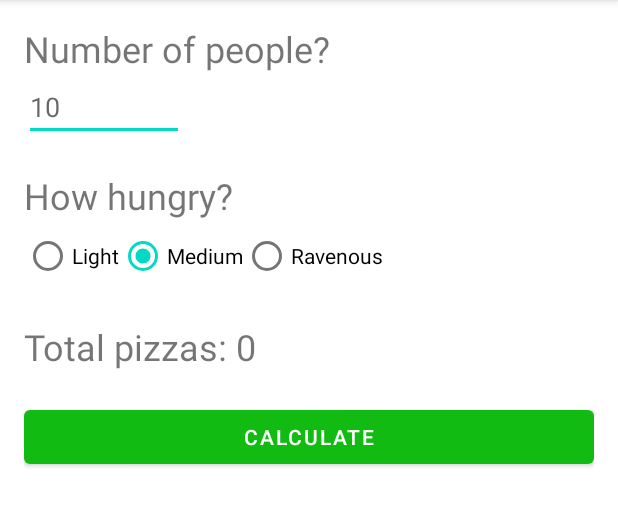
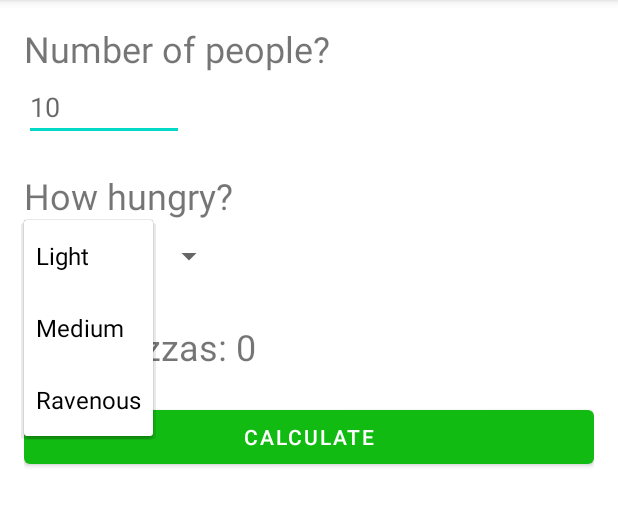
Before and after one commit to SuhasSDSU/CS-646-Assignment-1, an Android app: the screen it shows after launch (MainActivity), after a tap on "CALCULATE", on a phone screen of 412 x 824 dp, the part 84-611 px from its top. Run offline under Robolectric (Android 15) with nearby library versions, the phone set to English and light mode, and no system bars.

Commit message:
feat 	used spinner instead of radio buttons

```diff
--- a/app/src/main/java/com/example/pizzaparty/MainActivity.kt
+++ b/app/src/main/java/com/example/pizzaparty/MainActivity.kt
@@ -3,10 +3,8 @@ package com.example.pizzaparty
 import androidx.appcompat.app.AppCompatActivity
 import android.os.Bundle
 import android.view.View
-import android.widget.EditText
-import android.widget.TextView
-import android.widget.RadioGroup
 import android.util.Log
+import android.widget.*
 
 const val TAG = "MainActivity"
 
@@ -14,7 +12,7 @@ class MainActivity : AppCompatActivity() {
 
     private lateinit var numAttendEditText: EditText
     private lateinit var numPizzasTextView: TextView
-    private lateinit var howHungryRadioGroup: RadioGroup
+    private lateinit var howHungrySpinner: Spinner
 
     override fun onCreate(savedInstanceState: Bundle?) {
         super.onCreate(savedInstanceState)
@@ -22,7 +20,7 @@ class MainActivity : AppCompatActivity() {
         Log.d(TAG,"On create Invoked")
         numAttendEditText = findViewById(R.id.num_attend_edit_text)
         numPizzasTextView = findViewById(R.id.num_pizzas_text_view)
-        howHungryRadioGroup = findViewById(R.id.hungry_radio_group)
+        howHungrySpinner = findViewById(R.id.hungry_spinner)
     }
 
     fun calculateClick(view: View) {
@@ -32,19 +30,36 @@ class MainActivity : AppCompatActivity() {
         // Convert the text into an integer
         val numAttend = numAttendStr.toIntOrNull() ?: 0
 
-        // Get hunger level selection
-        val hungerLevel = when (howHungryRadioGroup.getCheckedRadioButtonId()) {
-            R.id.light_radio_button -> PizzaCalculator.HungerLevel.LIGHT
-            R.id.medium_radio_button -> PizzaCalculator.HungerLevel.MEDIUM
-            else -> PizzaCalculator.HungerLevel.RAVENOUS
+        val spinner = findViewById<Spinner>(R.id.hungry_spinner)
+        val adapter = ArrayAdapter.createFromResource(
+            this, R.array.hungry_array, android.R.layout.simple_spinner_dropdown_item)
+
+        adapter.setDropDownViewResource(android.R.layout.simple_spinner_dropdown_item)
+        spinner.adapter = adapter;
+
+        spinner.onItemSelectedListener = object : AdapterView.OnItemSelectedListener {
+            override fun onItemSelected(parent: AdapterView<*>?, view: View?, position: Int, id: Long) {
+                val item = parent?.getItemAtPosition(position) as String
+                Toast.makeText(this@MainActivity, item, Toast.LENGTH_SHORT).show()
+            }
+
+            override fun onNothingSelected(parent: AdapterView<*>?) {}
         }
 
+        // Get hunger level selection
+         val hungerLevel = when (howHungrySpinner.getSelectedItemPosition()) {
+            R.id.hungry_spinner -> PizzaCalculator.HungerLevel.LIGHT
+            R.id.hungry_spinner -> PizzaCalculator.HungerLevel.MEDIUM
+            else -> PizzaCalculator.HungerLevel.RAVENOUS
+         };
+
         // Get the number of pizzas needed
-        val calc = PizzaCalculator(numAttend, hungerLevel)
-        val totalPizzas = calc.totalPizzas
+         val calc = PizzaCalculator(numAttend, hungerLevel)
+         val totalPizzas = calc.totalPizzas
 
-        // Place totalPizzas into the string resource and display
-        val totalText = getString(R.string.total_pizzas, totalPizzas)
-        numPizzasTextView.setText(totalText)
+//         Place totalPizzas into the string resource and display
+         val totalText = getString(R.string.total_pizzas, totalPizzas)
+
+         numPizzasTextView.setText(totalText)
     }
 }
--- a/app/src/main/res/layout/activity_main.xml
+++ b/app/src/main/res/layout/activity_main.xml
@@ -38,30 +38,12 @@
             android:layout_marginTop="20dp"
             android:text="@string/how_hungry"
             android:textSize="24sp"
-            android:labelFor="@id/hungry_radio_group" />
+            android:labelFor="@id/hungry_spinner" />
 
-        <RadioGroup
-            android:id="@+id/hungry_radio_group"
-            android:layout_width="fill_parent"
-            android:layout_height="wrap_content"
-            android:orientation="horizontal">
-            <RadioButton
-                android:id="@+id/light_radio_button"
-                android:text="@string/light"
-                android:layout_width="wrap_content"
-                android:layout_height="wrap_content" />
-            <RadioButton
-                android:id="@+id/medium_radio_button"
-                android:text="@string/medium"
-                android:layout_width="wrap_content"
-                android:layout_height="wrap_content"
-                android:checked="true" />
-            <RadioButton
-                android:id="@+id/ravenous_radio_button"
-                android:text="@string/ravenous"
-                android:layout_width="wrap_content"
-                android:layout_height="wrap_content" />
-        </RadioGroup>
+        <Spinner
+            android:id="@+id/hungry_spinner"
+            android:layout_width="wrap_content"
+            android:layout_height="wrap_content" />
 
         <TextView
             android:id="@+id/num_pizzas_text_view"
--- a/app/src/main/res/values/strings.xml
+++ b/app/src/main/res/values/strings.xml
@@ -8,5 +8,9 @@
     <string name="ravenous">Ravenous</string>
     <string name="total_pizzas">Total pizzas: %d</string>
     <string name="calculate">Calculate</string>
-
+    <string-array name="hungry_array">
+        <item>Light</item>
+        <item>Medium</item>
+        <item>Ravenous</item>
+    </string-array>
 </resources>
```
